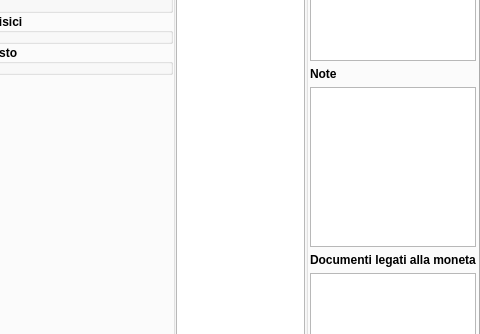
Above: GestCollOnQt/GUI/Moneta/Moneta/monetaform.ui from mirkoviviani76/gestcoll before the change; both pictures show x 494 to 974 and y 155 to 489 of the 974 by 642 pixel window. Below: the same form after it.
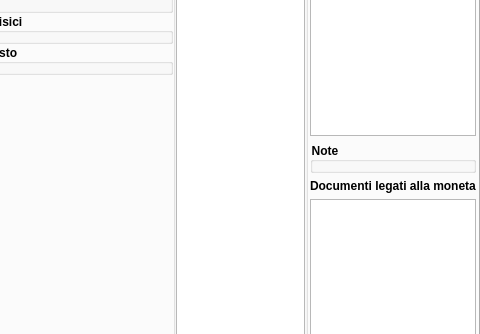
That is the form after the change. Icons and pictures are not drawn. Custom widgets are drawn as their Qt base class.

Commit message: Note gestite con model view completo.

Patch:
```diff
--- a/GestCollOnQt/GUI/Moneta/Moneta/monetaform.ui
+++ b/GestCollOnQt/GUI/Moneta/Moneta/monetaform.ui
@@ -540,32 +540,10 @@
                </widget>
               </item>
               <item>
-               <widget class="QLabel" name="label_8">
-                <property name="font">
-                 <font>
-                  <weight>75</weight>
-                  <bold>true</bold>
-                 </font>
-                </property>
-                <property name="text">
+               <widget class="NoteForm" name="note">
+                <property name="title">
                  <string>Note</string>
                 </property>
-                <property name="buddy">
-                 <cstring>note</cstring>
-                </property>
-               </widget>
-              </item>
-              <item>
-               <widget class="QListView" name="note">
-                <property name="alternatingRowColors">
-                 <bool>true</bool>
-                </property>
-                <property name="isWrapping" stdset="0">
-                 <bool>false</bool>
-                </property>
-                <property name="wordWrap">
-                 <bool>true</bool>
-                </property>
                </widget>
               </item>
               <item>
@@ -751,6 +729,12 @@
    <header>zeccawidget.h</header>
    <container>1</container>
   </customwidget>
+  <customwidget>
+   <class>NoteForm</class>
+   <extends>QGroupBox</extends>
+   <header>noteform.h</header>
+   <container>1</container>
+  </customwidget>
  </customwidgets>
  <tabstops>
   <tabstop>paese</tabstop>
```
Left out of the diff: 1 changed line with no effect on the pictures. The commit also changes 19 other files.
